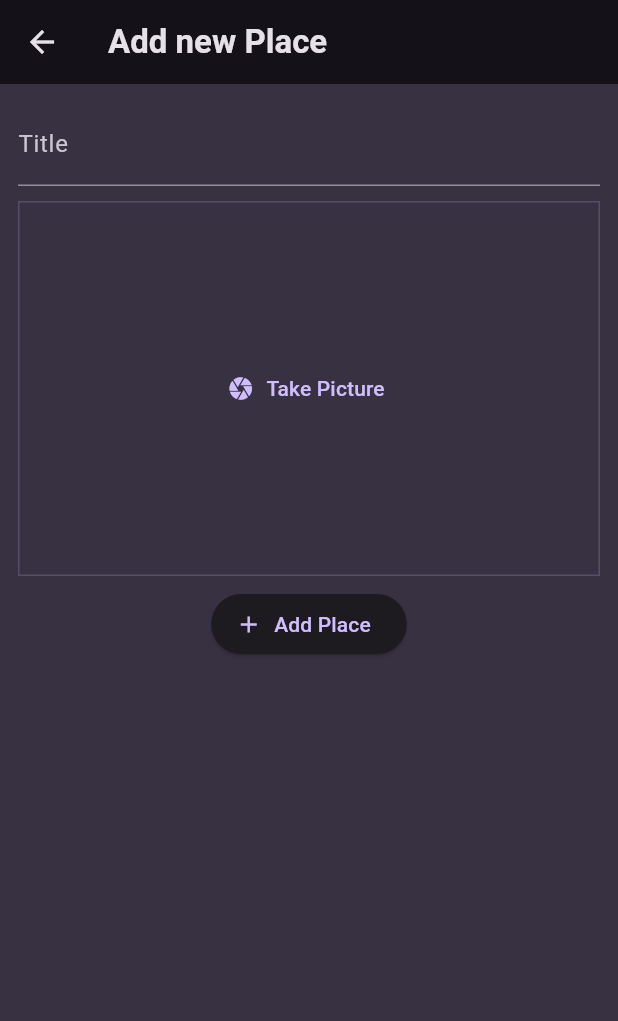
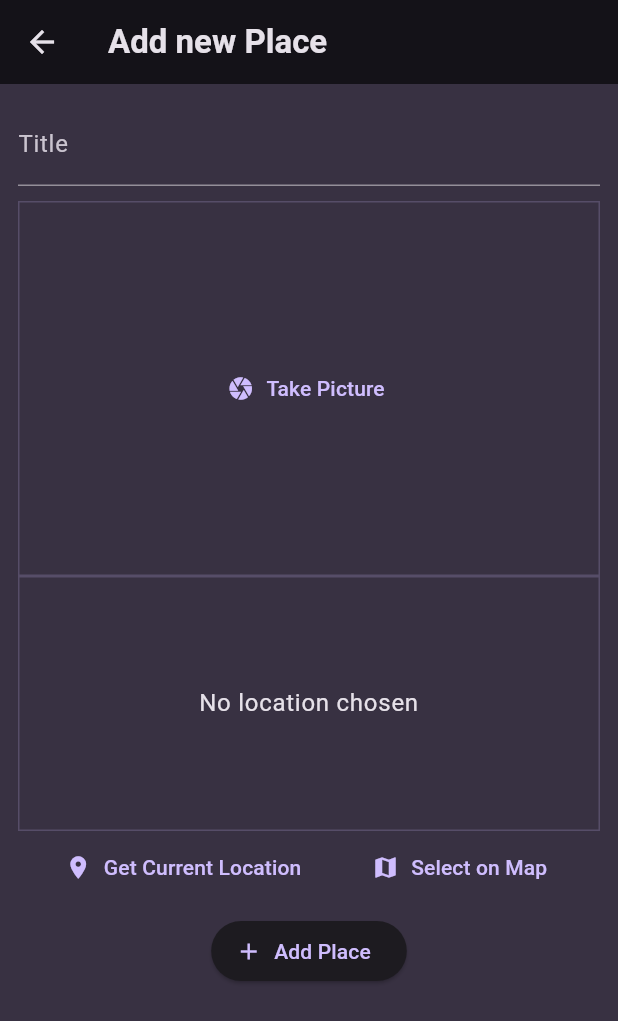
Before and after one commit to DCXan/flutter-places, a Flutter app: the NewItemScreen screen opened directly, on a phone screen of 412 x 824 dp. Shown: the top 1021 px of the screen. Run offline on Flutter 3.47's test engine with Material 3 defaults, Android fonts, the phone set to English and light mode, and no system bars; our stand-ins replace flutter_riverpod, google_fonts, image_picker, location.

Commit message:
add location input from device

```diff
--- a/lib/screens/new_item.dart
+++ b/lib/screens/new_item.dart
@@ -2,6 +2,7 @@ import 'package:flutter/material.dart';
 import 'package:flutter_places/models/place.dart';
 import 'package:flutter_places/providers/places_list_provider.dart';
 import 'package:flutter_places/widgets/image_input.dart';
+import 'package:flutter_places/widgets/location_input.dart';
 import 'package:flutter_riverpod/flutter_riverpod.dart';
 import 'dart:io';
 
@@ -63,6 +64,7 @@ class __NewItemState extends ConsumerState<NewItemScreen> {
                 _selectedImage = image;
               },
             ),
+            const LocationInput(),
             Padding(
               padding: const EdgeInsets.all(8.0),
               child: ElevatedButton.icon(
--- /dev/null
+++ b/lib/widgets/location_input.dart
@@ -0,0 +1,103 @@
+import 'package:flutter/material.dart';
+import 'package:location/location.dart';
+
+class LocationInput extends StatefulWidget {
+  const LocationInput({super.key});
+
+  @override
+  State<LocationInput> createState() => _LocationInputState();
+}
+
+class _LocationInputState extends State<LocationInput> {
+  Location? _pickedLocation;
+  var _isGettingLocation = false;
+
+  void _getCurrentLocation() async {
+    Location location = Location();
+
+    bool serviceEnabled;
+    PermissionStatus permissionGranted;
+    LocationData locationData;
+
+    serviceEnabled = await location.serviceEnabled();
+    if (!serviceEnabled) {
+      serviceEnabled = await location.requestService();
+      if (!serviceEnabled) {
+        return;
+      }
+    }
+
+    permissionGranted = await location.hasPermission();
+    if (permissionGranted == PermissionStatus.denied) {
+      permissionGranted = await location.requestPermission();
+      if (permissionGranted != PermissionStatus.granted) {
+        return;
+      }
+    }
+
+    setState(() {
+      _isGettingLocation = true;
+    });
+
+    locationData = await location.getLocation();
+
+    setState(() {
+      _isGettingLocation = false;
+    });
+
+    print(locationData.latitude);
+    print(locationData.longitude);
+  }
+
+  @override
+  Widget build(BuildContext context) {
+    Widget previewContent = Text(
+      'No location chosen',
+      textAlign: TextAlign.center,
+      style: Theme.of(context)
+          .textTheme
+          .bodyLarge!
+          .copyWith(color: Theme.of(context).colorScheme.onBackground),
+    );
+
+    if (_isGettingLocation) {
+      previewContent = const CircularProgressIndicator();
+    }
+
+    return Column(
+      children: [
+        Container(
+          height: 170,
+          width: double.infinity,
+          alignment: Alignment.center,
+          decoration: BoxDecoration(
+            border: Border.all(
+              width: 1,
+              color: Theme.of(context).colorScheme.primary.withOpacity(0.2),
+            ),
+          ),
+          child: previewContent,
+        ),
+        Row(
+          mainAxisAlignment: MainAxisAlignment.spaceEvenly,
+          children: [
+            TextButton.icon(
+              onPressed: () {},
+              icon: const Icon(
+                Icons.location_on,
+              ),
+              label: const Text('Get Current Location'),
+            ),
+            TextButton.icon(
+              onPressed: _getCurrentLocation,
+              icon: const Icon(
+                Icons.map,
+              ),
+              label: const Text('Select on Map'),
+            )
+          ],
+        ),
+      ],
+    );
+  }
+}
```
